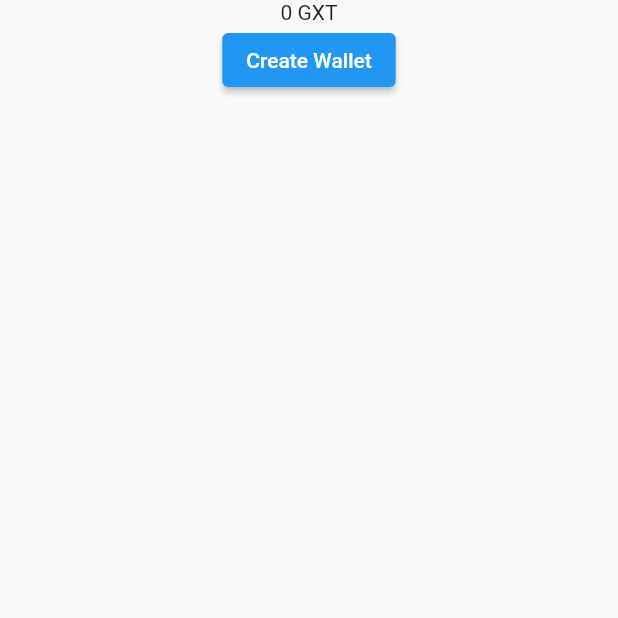
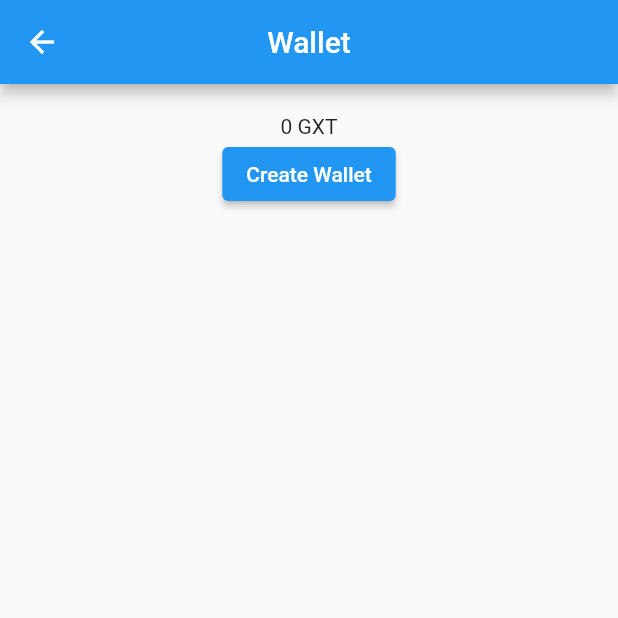
Before and after one commit to takayatomose/travel-token-mobile, a Flutter app: the MainWalletScreen screen opened directly, on a phone screen of 412 x 824 dp, the top half of it. Run offline on Flutter 3.47's test engine with Material 2 defaults, Android fonts, the phone set to English and light mode, and no system bars; our stand-ins replace bloc, bloc_concurrency, firebase_core, firebase_crashlytics, flutter_bloc, flutter_dotenv and 10 more; missing offline and left inert: app_settings, bip39, ed25519_hd_key, flutter_map_marker_cluster, http_interceptor, web3dart; accounts and stored records are empty; statements that could not run were skipped.

Commit message:
Feature/xtrip 126 integrate wallet (#24)
* XTRIP-126 integrate wallet

* XTRIP-126 create wallet screen

* XTRIP-126

* XTRIP-126

* XTRIP-126

* XTRIP-126

* XTRIP-126

* XTRIP-126

* XTRIP-126

* XTRIP-126

* XTRIP-126

* XTRIP-126 show address to deposit

* XTRIP-126

* XTRIP-126

* XTRIP-126

* XTRIP-126

* XTRIP-126

* XTRIP-126 change bottom icons

* XTRIP-126 show ewallet balance

* XTRIP-126

* XTRIP-126 show ewallet balance

* XTRIP-126 fix some errors

* XTRIP-126

```diff
--- a/lib/navigators/app_navigator.dart
+++ b/lib/navigators/app_navigator.dart
@@ -3,6 +3,7 @@ import 'package:flutter_bloc/flutter_bloc.dart';
 import 'package:xtrip_mobile/cubits/auth_cubit.dart';
 import 'package:xtrip_mobile/navigators/auth_navigator.dart';
 import 'package:xtrip_mobile/navigators/authenticated_navigator.dart';
+import 'package:xtrip_mobile/navigators/game_play_navigator.dart';
 // import 'package:xtrip_mobile/screens/home_screen.dart';
 import 'package:xtrip_mobile/screens/loading_screen.dart';
 import 'package:xtrip_mobile/sessions/session_cubit.dart';
--- a/lib/navigators/auth_navigator.dart
+++ b/lib/navigators/auth_navigator.dart
@@ -1,7 +1,7 @@
 import 'package:flutter/material.dart';
 import 'package:flutter_bloc/flutter_bloc.dart';
 import 'package:xtrip_mobile/cubits/auth_cubit.dart';
-import 'package:xtrip_mobile/navigators/authenticated_navigator.dart';
+import 'package:xtrip_mobile/navigators/game_play_navigator.dart';
 import 'package:xtrip_mobile/screens/authentication/forgot_password_screen.dart';
 import 'package:xtrip_mobile/screens/onboard_screen.dart';
 import 'package:xtrip_mobile/screens/authentication/signin_screen.dart';
@@ -31,7 +31,7 @@ class AuthNavigator extends StatelessWidget {
           if (state.screenState == ScreenState.customMap)
             const MaterialPage(child: CustomMap()),
           if (state.screenState == ScreenState.home)
-            const MaterialPage(child: AuthenticatedNavigator())
+            const MaterialPage(child: GamePlayNavigator())
         ],
         onPopPage: (router, result) => router.didPop(result),
       );
--- a/lib/screens/user_settings/user_settings.dart
+++ b/lib/screens/user_settings/user_settings.dart
@@ -127,7 +127,7 @@ class _UserSettingsScreenState extends State<UserSettingsScreen> {
                                   balanceValue: getWalletBalance(
                                       wallets: state.wallets, token: 'GST'),
                                   label: S.of(context).xTokenBalance('GXT'),
-                                  iconAsset: 'assets/images/gold_two.png',
+                                  iconAsset: 'assets/icons/ic_gxt.png',
                                 ),
                               ),
                               Expanded(
@@ -135,7 +135,7 @@ class _UserSettingsScreenState extends State<UserSettingsScreen> {
                                   balanceValue: getWalletBalance(
                                       wallets: state.wallets, token: 'XTR'),
                                   label: S.of(context).xTokenBalance('XTR'),
-                                  iconAsset: 'assets/images/token_btc.png',
+                                  iconAsset: 'assets/icons/ic_xtr.png',
                                 ),
                               ),
                             ],
--- a/lib/screens/wallet/main_wallet_screen.dart
+++ b/lib/screens/wallet/main_wallet_screen.dart
@@ -5,11 +5,25 @@ import 'package:qr_flutter/qr_flutter.dart';
 import 'package:xtrip_mobile/generated/l10n.dart';
 import 'package:xtrip_mobile/screens/wallet/bloc/wallet_cubit.dart';
 import 'package:xtrip_mobile/screens/wallet/widgets/wallet_address_text.dart';
+import 'package:xtrip_mobile/sessions/game_screen_cubit.dart';
 import 'package:xtrip_mobile/utils/toast_notification.dart';
 import 'package:xtrip_mobile/widgets/circle_button.dart';
 
-class MainWalletScreen extends StatelessWidget {
+class MainWalletScreen extends StatefulWidget {
   const MainWalletScreen({Key? key}) : super(key: key);
+
+  @override
+  State<MainWalletScreen> createState() => _MainWalletScreenState();
+}
+
+class _MainWalletScreenState extends State<MainWalletScreen> {
+  late GameScreenCubit gameScreenCubit;
+  @override
+  void initState() {
+    // TODO: implement initState
+    super.initState();
+    gameScreenCubit = BlocProvider.of<GameScreenCubit>(context);
+  }
 
   @override
   Widget build(BuildContext context) {
@@ -19,15 +33,27 @@ class MainWalletScreen extends StatelessWidget {
       listener: (context, state) {},
       builder: (context, state) {
         return Scaffold(
+          appBar: AppBar(
+              title: const Text('Wallet'),
+              centerTitle: true,
+              leading: IconButton(
+                onPressed: () {
+                  gameScreenCubit.enterGamePlayScreen();
+                },
+                icon: const Icon(Icons.arrow_back),
+              )),
           body: SafeArea(
             child: Center(
+              child: Padding(
+                padding: const EdgeInsets.only(top: 20),
                 child: Column(
                     crossAxisAlignment: CrossAxisAlignment.center,
                     children: [
                       Text(state.importtedEWallet
                           ? '${state.eWallet!.balance} GXT'
                           : '0 GXT'),
-                    if (state.importtedEWallet) ...walletWidget(state, context),
+                      if (state.importtedEWallet)
+                        ...walletWidget(state, context),
                       if (!state.importtedEWallet)
                         ElevatedButton(
                             onPressed: () {
@@ -59,6 +85,7 @@ class MainWalletScreen extends StatelessWidget {
                             },
                             child: const Text('Create Wallet'))
                     ]),
+              ),
             ),
           ),
         );
--- /dev/null
+++ b/lib/sessions/game_screen_cubit.dart
@@ -0,0 +1,14 @@
+import 'package:flutter_bloc/flutter_bloc.dart';
+import 'package:xtrip_mobile/sessions/game_screen_state.dart';
+
+class GameScreenCubit extends Cubit<GameScreenState> {
+  GameScreenCubit() : super(GamePlayScreenState());
+
+  void enterWalletScreen() {
+    emit(GameWalletScreenSatte());
+  }
+
+  void enterGamePlayScreen() {
+    emit(GamePlayScreenState());
+  }
+}
--- /dev/null
+++ b/lib/sessions/game_screen_state.dart
@@ -0,0 +1,5 @@
+abstract class GameScreenState {}
+
+class GamePlayScreenState extends GameScreenState {}
+
+class GameWalletScreenSatte extends GameScreenState {}
--- a/lib/sessions/session_state.dart
+++ b/lib/sessions/session_state.dart
@@ -13,11 +13,12 @@ class SessionState {
   final dynamic user;
   final AuthSessionState authSessionState;
   final UserPlayAttributes userPlayAttributes;
-  SessionState(
-      {required this.locationPermission,
-      this.user,
-      required this.authSessionState,
-      this.userPlayAttributes = const UserPlayAttributes()});
+  SessionState({
+    required this.locationPermission,
+    this.user,
+    required this.authSessionState,
+    this.userPlayAttributes = const UserPlayAttributes(),
+  });
   SessionState copyWith(
       {bool? locationPermission,
       dynamic user,
--- a/lib/widgets/user_balance_column.dart
+++ b/lib/widgets/user_balance_column.dart
@@ -29,7 +29,11 @@ class UserBalanceColumn extends StatelessWidget {
             children: [
               Padding(
                 padding: const EdgeInsets.only(right: 5),
-                child: Image(image: AssetImage(iconAsset)),
+                child: Image(
+                  image: AssetImage(iconAsset),
+                  width: 20,
+                  height: 20,
+                ),
               ),
               Text(
                 balanceValue,
```
Also changed, not shown: lib/navigators/authenticated_navigator.dart (+17 -70 lines), lib/navigators/game_play_navigator.dart (added, +79 -0 lines), lib/screens/items/widgets/user_attributes_widget.dart (+48 -18 lines), assets/icons/ic_gxt.png (added), assets/icons/ic_xtr.png (added). Lines whose indentation alone changed are shown as unchanged.
